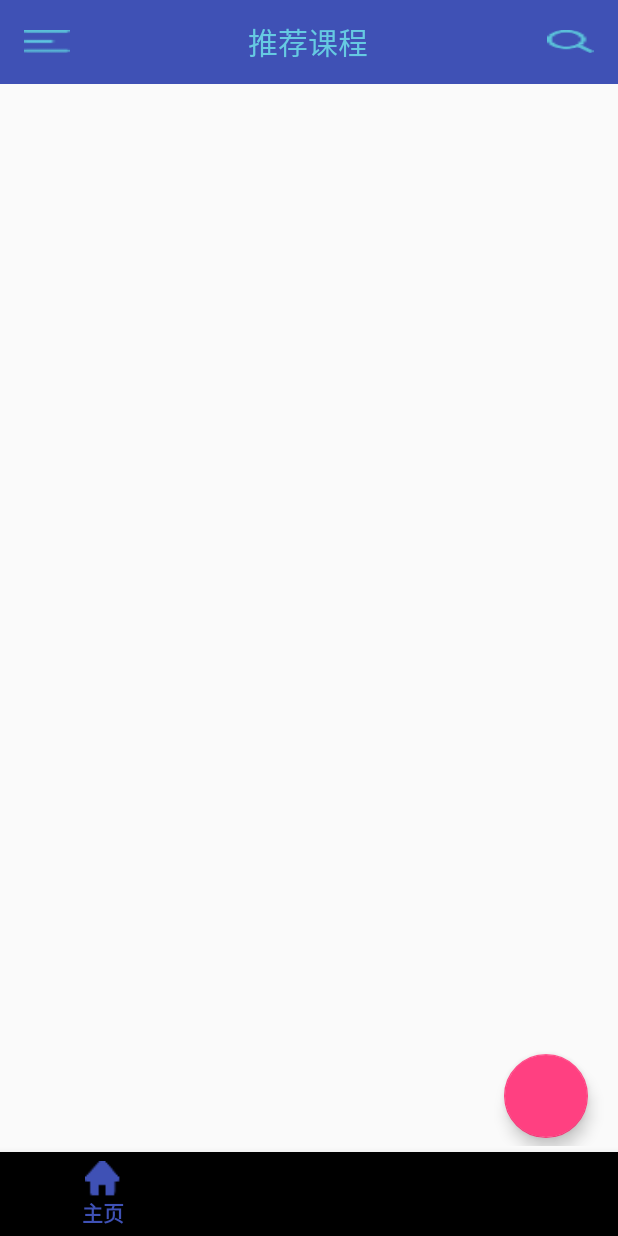
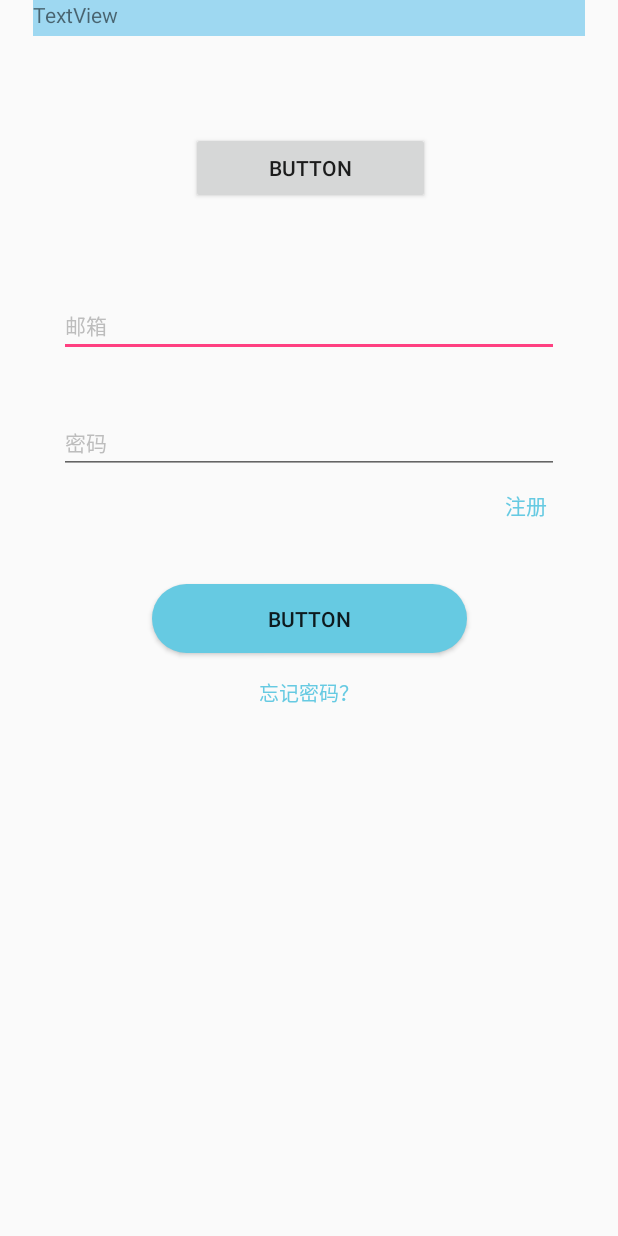
Before and after one commit to Liujiaohan/FriendlyTeacher, an Android app: the screen it shows after launch (HomePageActivity before the commit, LoginActivity after it), on a phone screen of 412 x 824 dp. Run offline under Robolectric (Android 15) with nearby library versions, the phone set to English and light mode, and no system bars; our stand-ins replace RxJava; libraries missing offline, so code that uses them is left out: io.realm; 2 statements that could not run were skipped.

Commit message:
完成login 界面

```diff
--- a/app/src/main/AndroidManifest.xml
+++ b/app/src/main/AndroidManifest.xml
@@ -14,7 +14,7 @@
         android:roundIcon="@mipmap/ic_launcher_round"
         android:supportsRtl="true"
         android:theme="@style/AppTheme">
-        <activity android:name=".homepage.HomePageActivity">
+        <activity android:name=".login.LoginActivity">
             <intent-filter>
                 <action android:name="android.intent.action.MAIN" />
 
@@ -25,7 +25,7 @@
         <activity android:name=".newlecture.PublishNewLectureActivity" />
         <activity android:name=".newmessage.NewMessageActivity" />
         <activity android:name=".lecturedetail.LectureDetailActivity" />
-        <activity android:name=".login.LoginActivity"></activity>
+        <activity android:name=".homepage.HomePageActivity"></activity>
     </application>
 
 </manifest>
--- a/app/src/main/java/com/leedopoem/ljh/friendlyteacher/login/LoginActivity.java
+++ b/app/src/main/java/com/leedopoem/ljh/friendlyteacher/login/LoginActivity.java
@@ -1,15 +1,41 @@
 package com.leedopoem.ljh.friendlyteacher.login;
 
-import android.support.v7.app.AppCompatActivity;
 import android.os.Bundle;
 
 import com.leedopoem.ljh.friendlyteacher.R;
+import com.leedopoem.ljh.friendlyteacher.base.BaseActivity;
+import com.leedopoem.ljh.friendlyteacher.data.LectureRepository;
 
-public class LoginActivity extends AppCompatActivity {
+public class LoginActivity extends BaseActivity implements LoginContract.View {
 
+    private LectureRepository mLectureRepository;
+
+    private LoginContract.Presenter mPresenter;
     @Override
     protected void onCreate(Bundle savedInstanceState) {
         super.onCreate(savedInstanceState);
         setContentView(R.layout.activity_login);
+        mLectureRepository = new LectureRepository(this);
+        mPresenter = new LoginPresentImpl(this, mLectureRepository);
+    }
+
+    @Override
+    public void setPresenter(LoginContract.Presenter presenter) {
+
+    }
+
+    @Override
+    public void showProgressBar() {
+
+    }
+
+    @Override
+    public void loginError() {
+
+    }
+
+    @Override
+    public void loginSuccess() {
+
     }
 }
--- /dev/null
+++ b/app/src/main/java/com/leedopoem/ljh/friendlyteacher/login/LoginContract.java
@@ -0,0 +1,20 @@
+package com.leedopoem.ljh.friendlyteacher.login;
+
+import com.leedopoem.ljh.friendlyteacher.base.BasePresenter;
+import com.leedopoem.ljh.friendlyteacher.base.BaseView;
+
+/**
+ * Created by Administrator on 2017/10/31 0031.
+ */
+
+public class LoginContract {
+    interface View extends BaseView<LoginContract.Presenter> {
+        void showProgressBar();
+        void loginError();
+        void loginSuccess();
+    }
+
+    interface Presenter extends BasePresenter {
+        void login(String uid, String passward);
+    }
+}
--- /dev/null
+++ b/app/src/main/java/com/leedopoem/ljh/friendlyteacher/login/LoginPresentImpl.java
@@ -0,0 +1,55 @@
+package com.leedopoem.ljh.friendlyteacher.login;
+
+import com.leedopoem.ljh.friendlyteacher.data.LectureRepository;
+import com.leedopoem.ljh.friendlyteacher.data.entity.Result;
+
+import io.reactivex.android.schedulers.AndroidSchedulers;
+import io.reactivex.disposables.CompositeDisposable;
+import io.reactivex.disposables.Disposable;
+import io.reactivex.functions.Consumer;
+
+/**
+ * Created by Administrator on 2017/10/31 0031.
+ */
+
+public class LoginPresentImpl implements LoginContract.Presenter {
+
+    private LectureRepository mLectureRepository;
+
+    private LoginContract.View mView;
+
+    private CompositeDisposable mCompositeDisposable;
+
+    public LoginPresentImpl(LoginContract.View view, LectureRepository mLectureRepository) {
+        mView = view;
+        mView.setPresenter(this);
+        this.mLectureRepository = mLectureRepository;
+        mCompositeDisposable = new CompositeDisposable();
+    }
+    @Override
+    public void subscribe() {
+
+    }
+
+    @Override
+    public void unSubscribe() {
+        mCompositeDisposable.clear();
+    }
+
+    @Override
+    public void login(String uid, String passward) {
+        Disposable disposable = mLectureRepository
+                .login(uid, passward)
+                .observeOn(AndroidSchedulers.mainThread())
+                .subscribe(new Consumer<Result>() {
+                    @Override
+                    public void accept(Result result) throws Exception {
+                        if (result != null) {
+                            mView.loginSuccess();
+                        } else {
+                            mView.loginError();
+                        }
+                    }
+                });
+    }
+}
--- a/app/src/main/java/com/leedopoem/ljh/friendlyteacher/newlecture/PublishNewLectureActivity.java
+++ b/app/src/main/java/com/leedopoem/ljh/friendlyteacher/newlecture/PublishNewLectureActivity.java
@@ -1,7 +1,5 @@
 package com.leedopoem.ljh.friendlyteacher.newlecture;
 
-import android.graphics.Color;
-import android.os.Build;
 import android.os.Bundle;
 import android.view.View;
 import android.widget.Button;
@@ -29,14 +27,6 @@ public class PublishNewLectureActivity extends BaseActivity implements NewLectur
     protected void onCreate(Bundle savedInstanceState) {
         super.onCreate(savedInstanceState);
         setContentView(R.layout.activity_publish_new_lecture);
-        //沉浸式状态栏
-        if (Build.VERSION.SDK_INT >= 21) {
-            View decorView = getWindow().getDecorView();
-            int option = View.SYSTEM_UI_FLAG_LAYOUT_FULLSCREEN
-                    | View.SYSTEM_UI_FLAG_LAYOUT_STABLE;
-            decorView.setSystemUiVisibility(option);
-            getWindow().setStatusBarColor(Color.TRANSPARENT);
-        }
         mLectureRepository = new LectureRepository(this);
         mPresenter = new NewLecturePresentImpl(this, mLectureRepository);
         init();
@@ -59,6 +49,7 @@ public class PublishNewLectureActivity extends BaseActivity implements NewLectur
 
     @Override
     public void setPresenter(NewLectureContract.Presenter presenter) {
+        //因为是activity,所以不需要这个
         mPresenter = presenter;
     }
 
--- /dev/null
+++ b/app/src/main/res/drawable/login_button.xml
@@ -0,0 +1,13 @@
+<shape xmlns:android="http://schemas.android.com/apk/res/android"
+    android:shape="rectangle">
+    <!--按钮样式-->
+
+    <corners
+        android:radius="56dp"
+        />
+    <!-- 渐变 -->
+    <solid
+        android:color="#66CAE2"
+        />
+
+</shape>
--- a/app/src/main/res/layout/activity_login.xml
+++ b/app/src/main/res/layout/activity_login.xml
@@ -6,4 +6,107 @@
     android:layout_height="match_parent"
     tools:context="com.leedopoem.ljh.friendlyteacher.login.LoginActivity">
 
+    <EditText
+        android:id="@+id/editText"
+        android:layout_width="0dp"
+        android:layout_height="40dp"
+        android:layout_marginEnd="39dp"
+        android:layout_marginLeft="39dp"
+        android:layout_marginRight="39dp"
+        android:layout_marginStart="39dp"
+        android:layout_marginTop="62dp"
+        android:gravity="center_vertical"
+        android:hint="邮箱"
+        android:textColorHint="@color/login_hint"
+        android:textSize="14sp"
+        app:layout_constraintHorizontal_bias="0.0"
+        app:layout_constraintLeft_toLeftOf="parent"
+        app:layout_constraintRight_toRightOf="parent"
+        app:layout_constraintTop_toBottomOf="@+id/button" />
+
+    <Button
+        android:id="@+id/button"
+        android:layout_width="159dp"
+        android:layout_height="48dp"
+        android:layout_marginLeft="96dp"
+        android:layout_marginRight="96dp"
+        android:text="Button"
+        app:layout_constraintLeft_toLeftOf="parent"
+        app:layout_constraintRight_toRightOf="parent"
+        app:layout_constraintHorizontal_bias="0.515"
+        android:layout_marginStart="96dp"
+        android:layout_marginEnd="96dp"
+        android:layout_marginTop="64dp"
+        app:layout_constraintTop_toBottomOf="@+id/textView3" />
+
+    <EditText
+        android:id="@+id/login_edit_email"
+        android:layout_width="0dp"
+        android:layout_height="40dp"
+        android:layout_marginEnd="39dp"
+        android:layout_marginLeft="39dp"
+        android:layout_marginRight="39dp"
+        android:layout_marginStart="39dp"
+        android:layout_marginTop="38dp"
+        android:gravity="center_vertical"
+        android:hint="密码"
+        android:textColorHint="@color/login_hint"
+        android:textSize="14sp"
+        app:layout_constraintHorizontal_bias="0.0"
+        app:layout_constraintLeft_toLeftOf="parent"
+        app:layout_constraintRight_toRightOf="parent"
+        app:layout_constraintTop_toBottomOf="@+id/editText" />
+
+    <TextView
+        android:id="@+id/textView3"
+        android:layout_width="368dp"
+        android:layout_height="24dp"
+        android:text="TextView"
+        android:background="#9ED8F1"
+        app:layout_constraintTop_toTopOf="parent"
+        android:layout_marginTop="0dp"
+        android:layout_marginLeft="0dp"
+        app:layout_constraintLeft_toLeftOf="parent"
+        android:layout_marginRight="0dp"
+        app:layout_constraintRight_toRightOf="parent" />
+
+    <TextView
+        android:id="@+id/textView4"
+        android:layout_width="wrap_content"
+        android:layout_height="wrap_content"
+        android:layout_marginRight="47dp"
+        android:layout_marginTop="10dp"
+        android:text="注册"
+        android:textColor="@color/login_text"
+        app:layout_constraintRight_toRightOf="parent"
+        app:layout_constraintTop_toBottomOf="@+id/login_edit_email" />
+
+    <Button
+        android:id="@+id/button3"
+        android:layout_width="210dp"
+        android:layout_height="46dp"
+        android:layout_marginLeft="70dp"
+        android:layout_marginRight="70dp"
+        android:layout_marginTop="42dp"
+        android:background="@drawable/login_button"
+        android:text="Button"
+        app:layout_constraintLeft_toLeftOf="parent"
+        app:layout_constraintRight_toRightOf="parent"
+        app:layout_constraintTop_toBottomOf="@+id/textView4" />
+
+    <TextView
+        android:id="@+id/textView5"
+        android:layout_width="76dp"
+        android:layout_height="17dp"
+        android:layout_marginLeft="155dp"
+        android:layout_marginRight="155dp"
+        android:layout_marginTop="16dp"
+        android:gravity="center_horizontal"
+        android:text="忘记密码？"
+        android:textColor="@color/login_text"
+        android:textSize="13sp"
+        app:layout_constraintLeft_toLeftOf="parent"
+        app:layout_constraintRight_toRightOf="parent"
+        app:layout_constraintTop_toBottomOf="@+id/button3" />
+
 </android.support.constraint.ConstraintLayout>
--- a/app/src/main/res/values/colors.xml
+++ b/app/src/main/res/values/colors.xml
@@ -9,4 +9,6 @@
     <color name="text_grey">#999999</color>
     <color name="backgroundMain">#f4fdff</color>
     <color name="white_bg">#F5FAFB</color>
+    <color name="login_hint">#FFBDBDBD</color>
+    <color name="login_text">#FF66CAE2</color>
 </resources>
```
